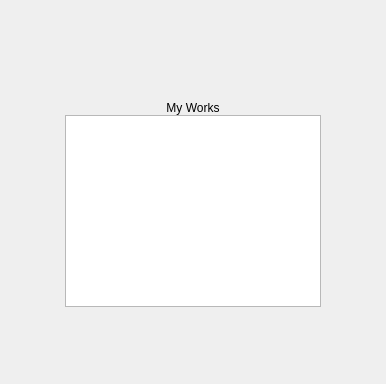
parisa-hr/DesktopNote, file mainwindow.ui: the form before one commit.
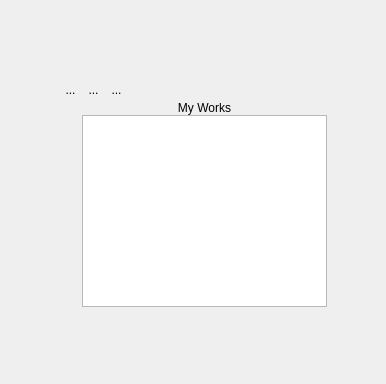
The form after the commit. Icons and pictures are not drawn.

The edit to the form file:
```diff
--- a/mainwindow.ui
+++ b/mainwindow.ui
@@ -94,8 +94,15 @@
        <property name="spacing">
         <number>0</number>
        </property>
-       <item row="1" column="0" colspan="2">
-        <spacer name="horizontalSpacer_3">
+       <item row="1" column="4">
+        <widget class="QToolButton" name="toolButton">
+         <property name="text">
+          <string>...</string>
+         </property>
+        </widget>
+       </item>
+       <item row="1" column="11">
+        <spacer name="horizontalSpacer_4">
          <property name="orientation">
           <enum>Qt::Horizontal</enum>
          </property>
@@ -107,7 +114,46 @@
          </property>
         </spacer>
        </item>
-       <item row="2" column="2" colspan="4">
+       <item row="4" column="1" colspan="8">
+        <spacer name="verticalSpacer">
+         <property name="orientation">
+          <enum>Qt::Vertical</enum>
+         </property>
+         <property name="sizeHint" stdset="0">
+          <size>
+           <width>20</width>
+           <height>40</height>
+          </size>
+         </property>
+        </spacer>
+       </item>
+       <item row="1" column="6">
+        <spacer name="horizontalSpacer_5">
+         <property name="orientation">
+          <enum>Qt::Horizontal</enum>
+         </property>
+         <property name="sizeHint" stdset="0">
+          <size>
+           <width>40</width>
+           <height>20</height>
+          </size>
+         </property>
+        </spacer>
+       </item>
+       <item row="2" column="11" rowspan="2">
+        <spacer name="horizontalSpacer">
+         <property name="orientation">
+          <enum>Qt::Horizontal</enum>
+         </property>
+         <property name="sizeHint" stdset="0">
+          <size>
+           <width>40</width>
+           <height>20</height>
+          </size>
+         </property>
+        </spacer>
+       </item>
+       <item row="2" column="4" colspan="6">
         <widget class="QLabel" name="label">
          <property name="styleSheet">
           <string notr="true">border:none;</string>
@@ -120,24 +166,49 @@
          </property>
         </widget>
        </item>
-       <item row="1" column="4">
-        <widget class="QToolButton" name="pb_minimize">
-         <property name="toolTip">
-          <string>&lt;html&gt;&lt;head/&gt;&lt;body&gt;&lt;p&gt;Minimize&lt;/p&gt;&lt;/body&gt;&lt;/html&gt;</string>
+       <item row="3" column="4" colspan="6">
+        <widget class="QTextEdit" name="textEdit"/>
+       </item>
+       <item row="1" column="2">
+        <spacer name="horizontalSpacer_6">
+         <property name="orientation">
+          <enum>Qt::Horizontal</enum>
          </property>
-         <property name="text">
-          <string/>
+         <property name="sizeHint" stdset="0">
+          <size>
+           <width>40</width>
+           <height>20</height>
+          </size>
          </property>
-         <property name="icon">
-          <iconset resource="resources.qrc">
-           <normaloff>:/images/images/minimize.svg</normaloff>:/images/images/minimize.svg</iconset>
+        </spacer>
+       </item>
+       <item row="1" column="10">
+        <spacer name="horizontalSpacer_7">
+         <property name="orientation">
+          <enum>Qt::Horizontal</enum>
          </property>
-         <property name="autoRaise">
-          <bool>true</bool>
+         <property name="sizeHint" stdset="0">
+          <size>
+           <width>40</width>
+           <height>20</height>
+          </size>
          </property>
-        </widget>
+        </spacer>
        </item>
-       <item row="1" column="5">
+       <item row="0" column="4" colspan="5">
+        <spacer name="verticalSpacer_2">
+         <property name="orientation">
+          <enum>Qt::Vertical</enum>
+         </property>
+         <property name="sizeHint" stdset="0">
+          <size>
+           <width>20</width>
+           <height>40</height>
+          </size>
+         </property>
+        </spacer>
+       </item>
+       <item row="1" column="9">
         <widget class="QToolButton" name="pb_close">
          <property name="toolTip">
           <string>&lt;html&gt;&lt;head/&gt;&lt;body&gt;&lt;p&gt;Close&lt;/p&gt;&lt;/body&gt;&lt;/html&gt;</string>
@@ -154,60 +225,12 @@
          </property>
         </widget>
        </item>
-       <item row="1" column="6">
-        <spacer name="horizontalSpacer_4">
-         <property name="orientation">
-          <enum>Qt::Horizontal</enum>
+       <item row="1" column="3">
+        <widget class="QToolButton" name="toolButton_2">
+         <property name="text">
+          <string>...</string>
          </property>
-         <property name="sizeHint" stdset="0">
-          <size>
-           <width>40</width>
-           <height>20</height>
-          </size>
-         </property>
-        </spacer>
-       </item>
-       <item row="2" column="6" rowspan="2">
-        <spacer name="horizontalSpacer">
-         <property name="orientation">
-          <enum>Qt::Horizontal</enum>
-         </property>
-         <property name="sizeHint" stdset="0">
-          <size>
-           <width>40</width>
-           <height>20</height>
-          </size>
-         </property>
-        </spacer>
-       </item>
-       <item row="4" column="1" colspan="4">
-        <spacer name="verticalSpacer">
-         <property name="orientation">
-          <enum>Qt::Vertical</enum>
-         </property>
-         <property name="sizeHint" stdset="0">
-          <size>
-           <width>20</width>
-           <height>40</height>
-          </size>
-         </property>
-        </spacer>
-       </item>
-       <item row="0" column="2" colspan="3">
-        <spacer name="verticalSpacer_2">
-         <property name="orientation">
-          <enum>Qt::Vertical</enum>
-         </property>
-         <property name="sizeHint" stdset="0">
-          <size>
-           <width>20</width>
-           <height>40</height>
-          </size>
-         </property>
-        </spacer>
-       </item>
-       <item row="3" column="2" colspan="4">
-        <widget class="QTextEdit" name="textEdit"/>
+        </widget>
        </item>
        <item row="2" column="0" rowspan="2">
         <spacer name="horizontalSpacer_2">
@@ -222,7 +245,37 @@
          </property>
         </spacer>
        </item>
-       <item row="1" column="3">
+       <item row="1" column="8">
+        <widget class="QToolButton" name="pb_minimize">
+         <property name="toolTip">
+          <string>&lt;html&gt;&lt;head/&gt;&lt;body&gt;&lt;p&gt;Minimize&lt;/p&gt;&lt;/body&gt;&lt;/html&gt;</string>
+         </property>
+         <property name="text">
+          <string/>
+         </property>
+         <property name="icon">
+          <iconset resource="resources.qrc">
+           <normaloff>:/images/images/minimize.svg</normaloff>:/images/images/minimize.svg</iconset>
+         </property>
+         <property name="autoRaise">
+          <bool>true</bool>
+         </property>
+        </widget>
+       </item>
+       <item row="1" column="0" colspan="2">
+        <spacer name="horizontalSpacer_3">
+         <property name="orientation">
+          <enum>Qt::Horizontal</enum>
+         </property>
+         <property name="sizeHint" stdset="0">
+          <size>
+           <width>40</width>
+           <height>20</height>
+          </size>
+         </property>
+        </spacer>
+       </item>
+       <item row="1" column="7">
         <widget class="QToolButton" name="tb_Setting">
          <property name="toolTip">
           <string>&lt;html&gt;&lt;head/&gt;&lt;body&gt;&lt;p&gt;Settings&lt;/p&gt;&lt;/body&gt;&lt;/html&gt;</string>
@@ -236,6 +289,13 @@
          </property>
         </widget>
        </item>
+       <item row="1" column="5">
+        <widget class="QToolButton" name="toolButton_3">
+         <property name="text">
+          <string>...</string>
+         </property>
+        </widget>
+       </item>
       </layout>
      </widget>
     </item>
```
